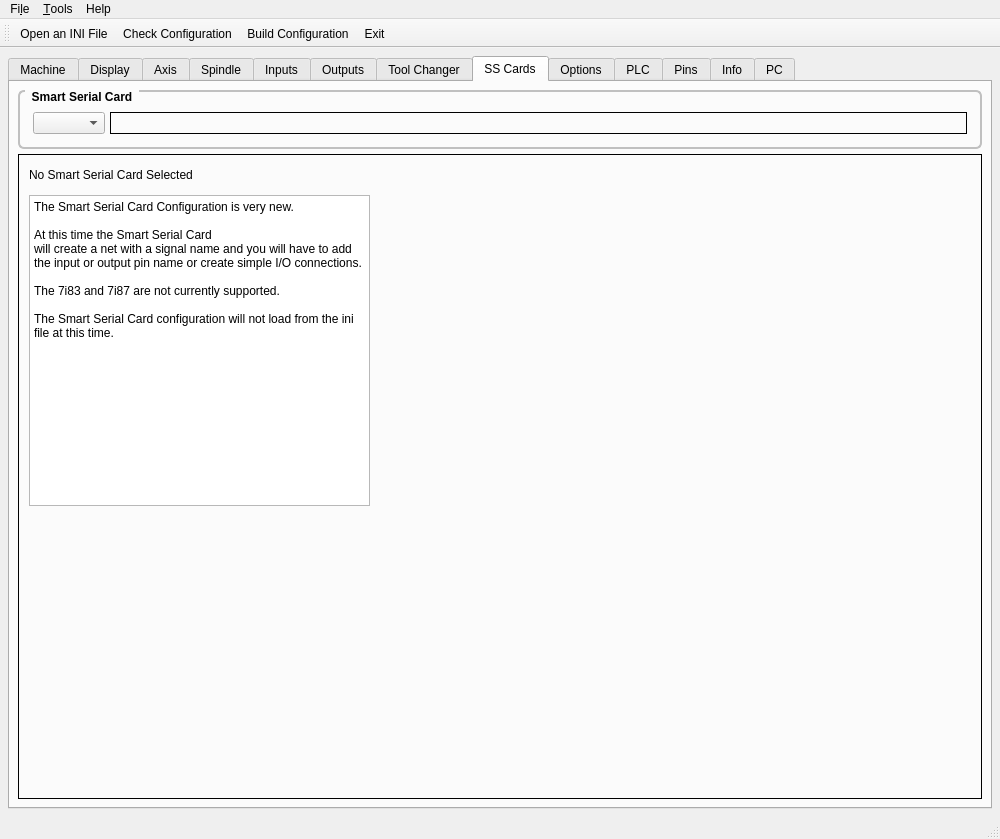
Old version of the form 7i96/src/7i96.ui in the repository jethornton/7i96.
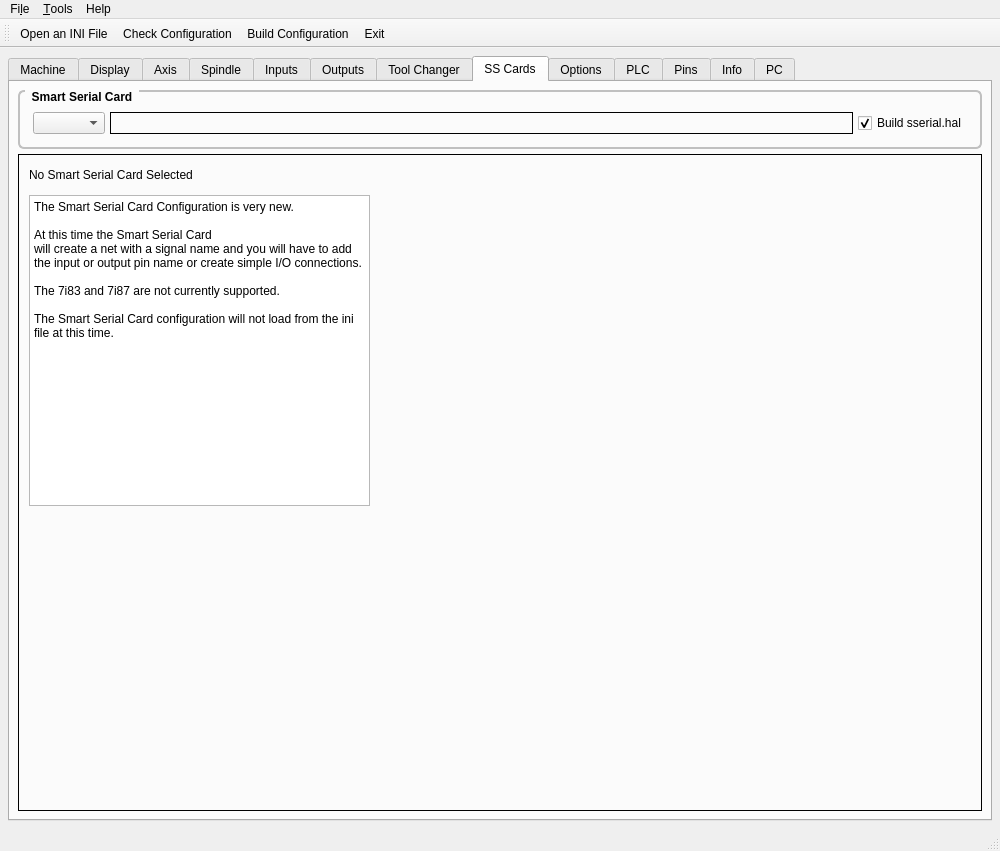
New version of the form. The open tabs and pages were chosen to show the change.

What changed in the file:
```diff
--- a/7i96/src/7i96.ui
+++ b/7i96/src/7i96.ui
@@ -7,7 +7,7 @@
     <x>0</x>
     <y>0</y>
     <width>1000</width>
-    <height>839</height>
+    <height>851</height>
    </rect>
   </property>
   <property name="windowTitle">
@@ -5704,7 +5704,17 @@
             </widget>
            </item>
            <item row="0" column="0">
-            <widget class="QComboBox" name="smartSerialCardCB"/>
+            <widget class="QComboBox" name="ssCardCB"/>
+           </item>
+           <item row="0" column="2">
+            <widget class="QCheckBox" name="buildSserialCB">
+             <property name="text">
+              <string>Build sserial.hal</string>
+             </property>
+             <property name="checked">
+              <bool>true</bool>
+             </property>
+            </widget>
            </item>
           </layout>
          </widget>
```
Left out of the diff: 2 changed lines with no effect on the pictures.
